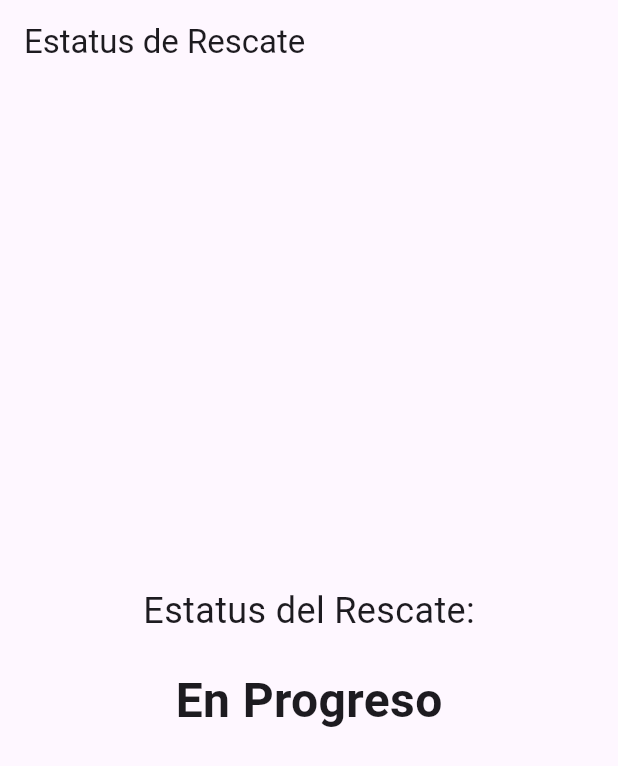
After one commit to BIZAGoD/appclientemia, a Flutter app: the PantallaDetallesRescate screen opened directly, on a phone screen of 412 x 824 dp. The commit adds this screen. Shown: the top 766 px of the screen. Run offline on Flutter 3.47's test engine with Material 3 defaults, Android fonts, the light colour scheme and no system bars; our stand-ins replace geocoding, geolocator, google_maps_flutter, image_picker, permission_handler, shared_preferences; accounts and stored records are empty.

Commit message:
falta add

```diff
--- /dev/null
+++ b/lib/Rescates/PantallaDetallesRescate.dart
@@ -0,0 +1,30 @@
+import 'package:flutter/material.dart';
+
+class PantallaDetallesRescate extends StatelessWidget {
+  @override
+  Widget build(BuildContext context) {
+    return Scaffold(
+      appBar: AppBar(
+        title: Text('Estatus de Rescate'),
+      ),
+      body: Center(
+        child: Column(
+          mainAxisAlignment: MainAxisAlignment.center,
+          children: <Widget>[
+            Text(
+              'Estatus del Rescate:',
+              style: TextStyle(fontSize: 24),
+            ),
+            SizedBox(height: 20),
+            // Aquí puedes agregar más detalles sobre el estatus del rescate
+            Text(
+              'En Progreso',
+              style: TextStyle(fontSize: 32, fontWeight: FontWeight.bold),
+            ),
+            // ... puedes agregar más widgets según sea necesario ...
+          ],
+        ),
+      ),
+    );
+  }
+}
```
Also changed, not shown: lib/Rescates/PantallaRescates.dart (+7 -3 lines), lib/Rescates/PantallaMostrarRescates.dart (added), 4 other files.
